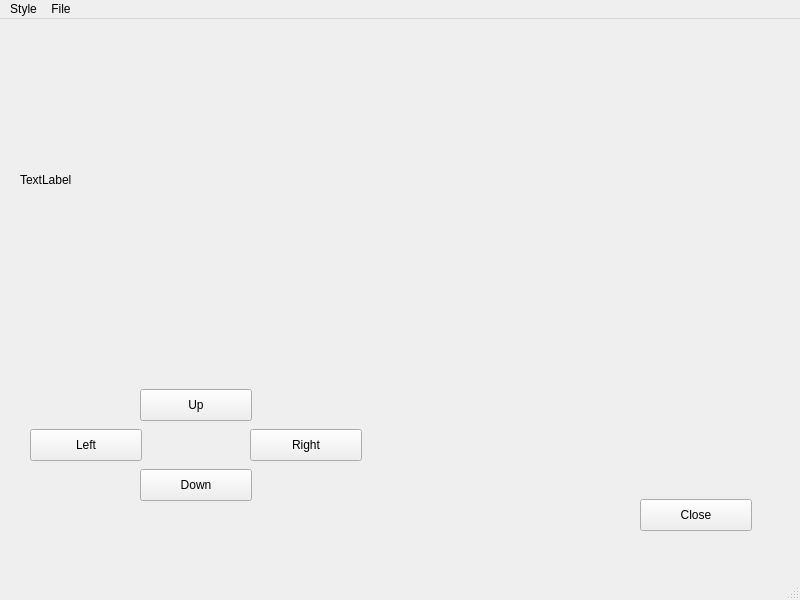
Old version of the form mainwindow.ui in the repository alu0101206011/QTPaint.
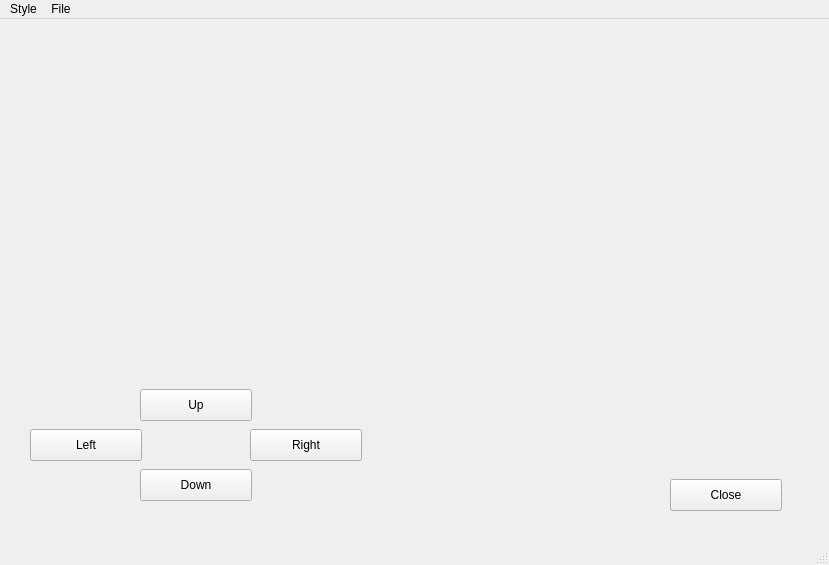
New version of the form.

What changed in the file:
```diff
--- a/mainwindow.ui
+++ b/mainwindow.ui
@@ -6,10 +6,22 @@
    <rect>
     <x>0</x>
     <y>0</y>
-    <width>800</width>
-    <height>600</height>
+    <width>829</width>
+    <height>565</height>
    </rect>
   </property>
+  <property name="sizePolicy">
+   <sizepolicy hsizetype="Expanding" vsizetype="Expanding">
+    <horstretch>0</horstretch>
+    <verstretch>0</verstretch>
+   </sizepolicy>
+  </property>
+  <property name="minimumSize">
+   <size>
+    <width>800</width>
+    <height>0</height>
+   </size>
+  </property>
   <property name="windowTitle">
    <string>MainWindow</string>
   </property>
@@ -17,25 +29,70 @@
    <widget class="QLabel" name="label">
     <property name="geometry">
      <rect>
-      <x>20</x>
-      <y>20</y>
-      <width>751</width>
-      <height>281</height>
+      <x>30</x>
+      <y>30</y>
+      <width>771</width>
+      <height>291</height>
      </rect>
     </property>
+    <property name="sizePolicy">
+     <sizepolicy hsizetype="Expanding" vsizetype="Expanding">
+      <horstretch>0</horstretch>
+      <verstretch>0</verstretch>
+     </sizepolicy>
+    </property>
+    <property name="minimumSize">
+     <size>
+      <width>771</width>
+      <height>291</height>
+     </size>
+    </property>
+    <property name="sizeIncrement">
+     <size>
+      <width>0</width>
+      <height>0</height>
+     </size>
+    </property>
+    <property name="focusPolicy">
+     <enum>Qt::NoFocus</enum>
+    </property>
+    <property name="autoFillBackground">
+     <bool>false</bool>
+    </property>
     <property name="text">
-     <string>TextLabel</string>
+     <string/>
+    </property>
+    <property name="scaledContents">
+     <bool>true</bool>
     </property>
    </widget>
    <widget class="QPushButton" name="closeButton">
     <property name="geometry">
      <rect>
-      <x>640</x>
-      <y>480</y>
+      <x>670</x>
+      <y>460</y>
       <width>112</width>
       <height>32</height>
      </rect>
     </property>
+    <property name="sizePolicy">
+     <sizepolicy hsizetype="Fixed" vsizetype="Fixed">
+      <horstretch>0</horstretch>
+      <verstretch>0</verstretch>
+     </sizepolicy>
+    </property>
+    <property name="minimumSize">
+     <size>
+      <width>112</width>
+      <height>32</height>
+     </size>
+    </property>
+    <property name="sizeIncrement">
+     <size>
+      <width>0</width>
+      <height>0</height>
+     </size>
+    </property>
     <property name="text">
      <string>Close</string>
     </property>
@@ -99,7 +156,7 @@
     <rect>
      <x>0</x>
      <y>0</y>
-     <width>800</width>
+     <width>829</width>
      <height>22</height>
     </rect>
    </property>
```
Left out of the diff: 87 changed lines with no effect on the pictures.
